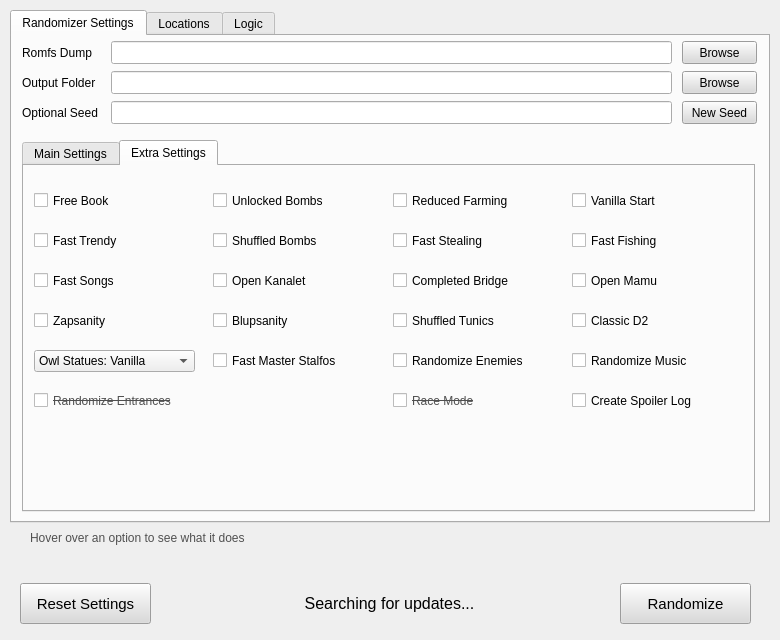
The window that UI/ui_form.ui (Owen-Splat/LAS-Randomizer) describes before a commit, drawn with Qt 5.
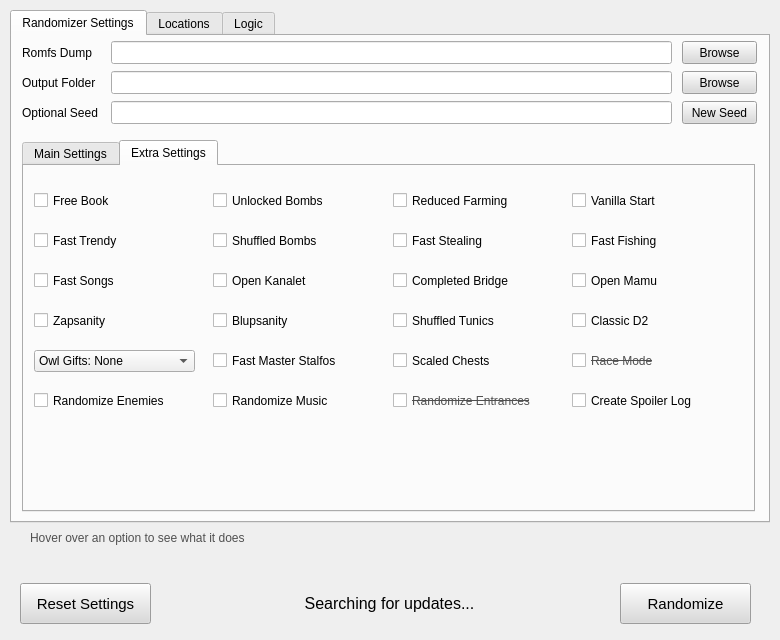
The same window after the commit. The open tabs and pages were chosen to show the change.

Patch:
```diff
--- a/UI/ui_form.ui
+++ b/UI/ui_form.ui
@@ -1041,7 +1041,7 @@
         </property>
         <property name="geometry">
          <rect>
-          <x>10</x>
+          <x>369</x>
           <y>224</y>
           <width>173</width>
           <height>21</height>
@@ -1198,8 +1198,8 @@
         </property>
         <property name="geometry">
          <rect>
-          <x>548</x>
-          <y>184</y>
+          <x>189</x>
+          <y>224</y>
           <width>173</width>
           <height>21</height>
          </rect>
@@ -1356,7 +1356,7 @@
         </property>
         <item>
          <property name="text">
-          <string>Owl Statues: Vanilla</string>
+          <string>Owl Gifts: None</string>
          </property>
         </item>
         <item>
@@ -1368,8 +1368,8 @@
        <widget class="QCheckBox" name="raceCheck">
         <property name="geometry">
          <rect>
-          <x>369</x>
-          <y>224</y>
+          <x>548</x>
+          <y>184</y>
           <width>173</width>
           <height>21</height>
          </rect>
@@ -1399,8 +1399,8 @@
         </property>
         <property name="geometry">
          <rect>
-          <x>369</x>
-          <y>184</y>
+          <x>10</x>
+          <y>224</y>
           <width>173</width>
           <height>21</height>
          </rect>
@@ -1455,6 +1455,37 @@
          <bool>true</bool>
         </property>
        </widget>
+       <widget class="QCheckBox" name="chestSizesCheck">
+        <property name="enabled">
+         <bool>true</bool>
+        </property>
+        <property name="geometry">
+         <rect>
+          <x>369</x>
+          <y>184</y>
+          <width>173</width>
+          <height>21</height>
+         </rect>
+        </property>
+        <property name="font">
+         <font>
+          <pointsize>9</pointsize>
+          <strikeout>false</strikeout>
+         </font>
+        </property>
+        <property name="toolTip">
+         <string/>
+        </property>
+        <property name="whatsThis">
+         <string>Sets chest sizes to match the importance of the item</string>
+        </property>
+        <property name="text">
+         <string>Scaled Chests</string>
+        </property>
+        <property name="checkable">
+         <bool>true</bool>
+        </property>
+       </widget>
       </widget>
      </widget>
      <zorder>tabWidget_2</zorder>
```
Left out of the diff: 12 changed lines with no effect on the pictures.
